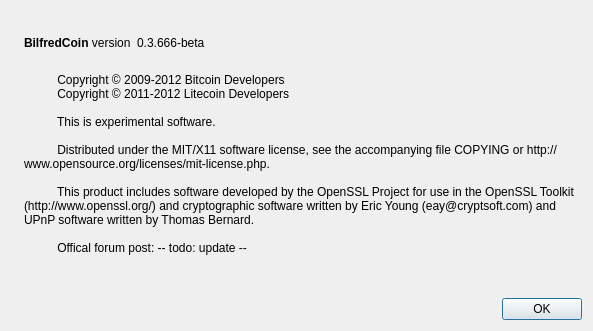
This is src/qt/forms/aboutdialog.ui in cagedollar/cagedollar as Qt 5 draws it before an edit. The edited form follows.
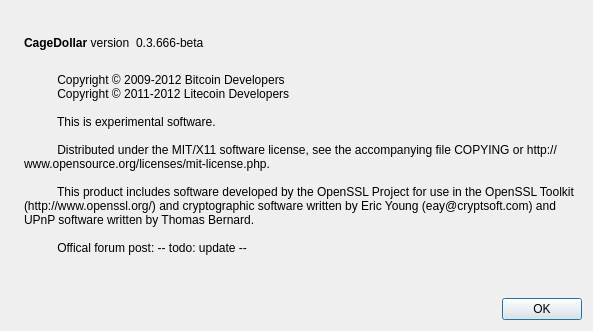
This is the edited form. Icons and pictures are not drawn.

What changed in the file:
```diff
--- a/src/qt/forms/aboutdialog.ui
+++ b/src/qt/forms/aboutdialog.ui
@@ -50,7 +50,7 @@
           <cursorShape>IBeamCursor</cursorShape>
          </property>
          <property name="text">
-          <string>&lt;b&gt;BilfredCoin&lt;/b&gt; version</string>
+          <string>&lt;b&gt;CageDollar&lt;/b&gt; version</string>
          </property>
          <property name="textInteractionFlags">
           <set>Qt::LinksAccessibleByMouse|Qt::TextSelectableByKeyboard|Qt::TextSelectableByMouse</set>
```
Left out of the diff: 2 changed lines with no effect on the pictures.
